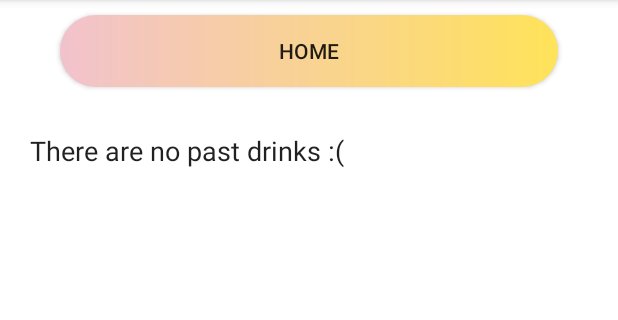
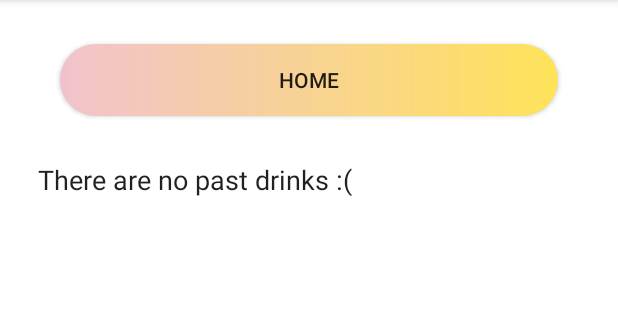
Before and after one commit to teresa622/bobaCS125, an Android app: the DrinkLogActivity screen opened directly, with no data from a screen before it, on a phone screen of 412 x 824 dp, the part 84-404 px from its top. Run offline under Robolectric (Android 15) with nearby library versions, the phone set to English and light mode, and no system bars.

Commit message:
made stuff

```diff
--- a/app/src/main/java/com/example/boba/DrinkLogActivity.java
+++ b/app/src/main/java/com/example/boba/DrinkLogActivity.java
@@ -23,7 +23,8 @@ public class DrinkLogActivity extends AppCompatActivity {
             string = "There are no past drinks :(";
         } else {
             for (int x = 0; x < drinks.size(); x++) {
-                string = string + drinks.get(x);
+                string = string + drinks.get(x) +
+                        "-------------------------------------------------------------------------\n";
             }
         }
         displayDrinks.setText(string);
--- a/app/src/main/res/layout/drink_log.xml
+++ b/app/src/main/res/layout/drink_log.xml
@@ -4,14 +4,20 @@
     android:layout_height="match_parent"
     android:background="#ffffff">
 
+    <TextView
+        android:id="@+id/textView3"
+        android:layout_width="match_parent"
+        android:layout_height="wrap_content"
+        android:text="   " />
+
     <Button
         android:id="@+id/home"
         android:layout_width="match_parent"
+        android:layout_height="wrap_content"
+        android:layout_marginLeft="40dp"
         android:layout_marginTop="10dp"
+        android:layout_marginRight="40dp"
         android:layout_marginBottom="20dp"
-        android:layout_marginLeft="40dp"
-        android:layout_marginRight="40dp"
-        android:layout_height="wrap_content"
         android:background="@drawable/custom_button"
         android:text="home" />
 
@@ -32,7 +38,8 @@
             android:inputType="textMultiLine"
             android:background="@android:color/transparent"
             android:textSize="18sp"
-            android:layout_margin="10dp"/>
+            android:layout_marginVertical="10dp"
+            android:layout_marginHorizontal="15dp"/>
     </ScrollView>
 
 </LinearLayout>
```
Also changed, not shown: app/src/main/java/com/example/boba/KFTActivity.java (+47 -1 lines), app/src/main/res/layout/activity_kft.xml (+12 -0 lines).
